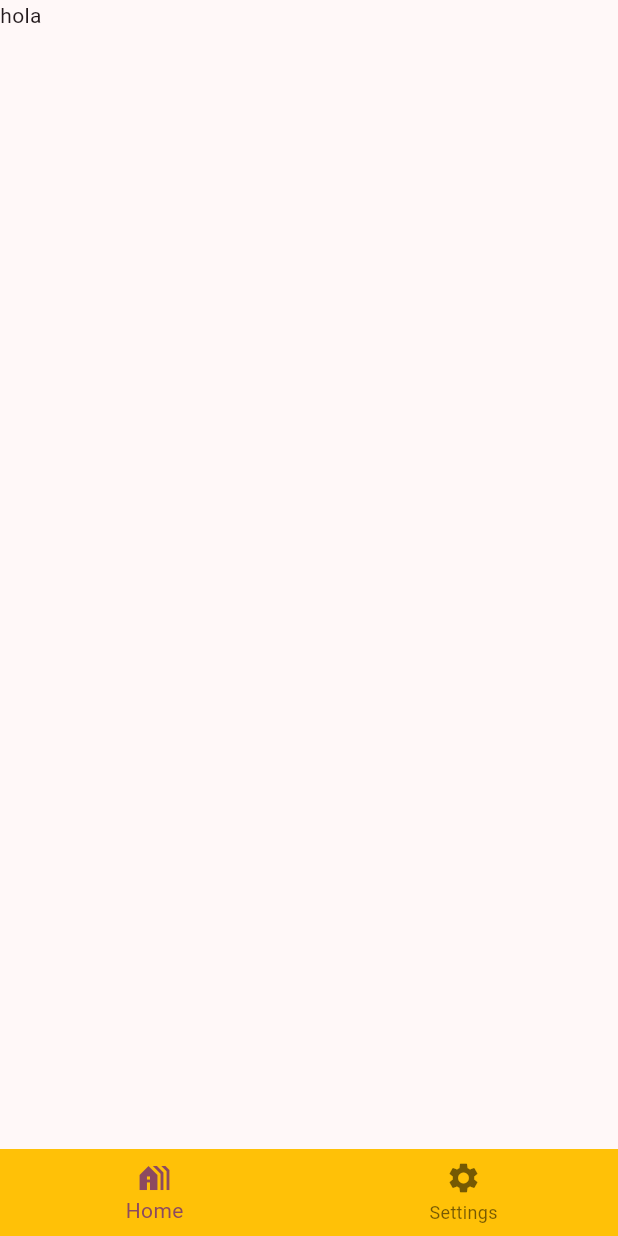
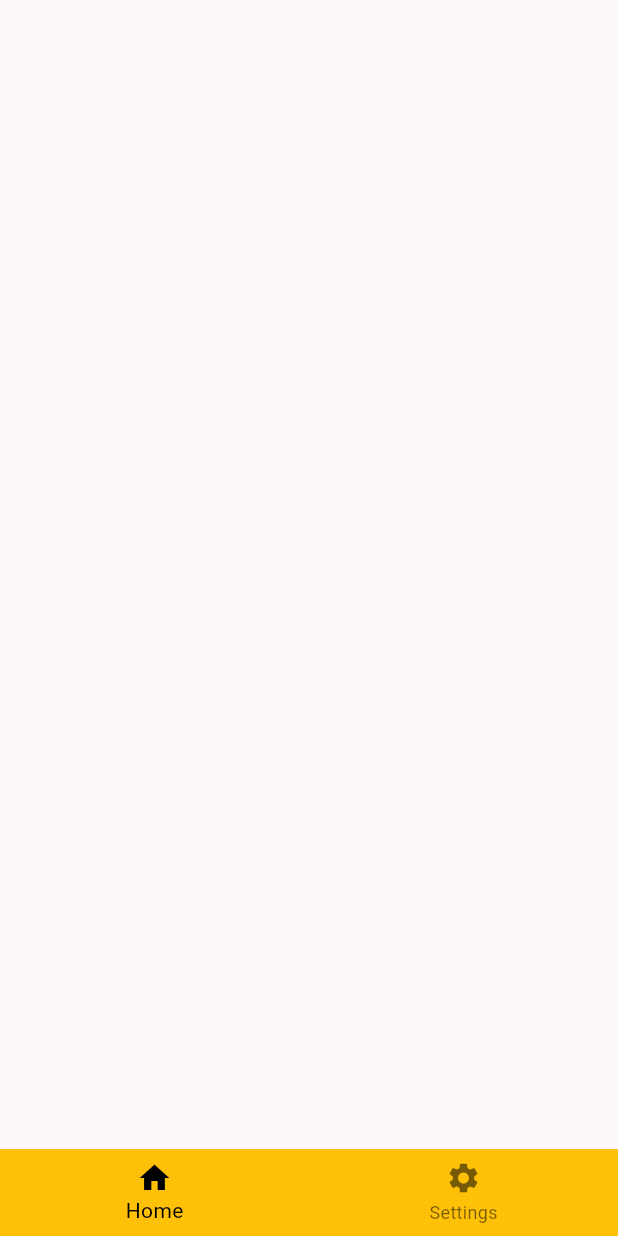
Before and after one commit to derlisrd/rudika, a Flutter app: the AuthScreen screen opened by its route, on a phone screen of 412 x 824 dp. Run offline on Flutter 3.47's test engine with Material 3 defaults, Android fonts, the phone set to English and light mode, and no system bars; our stand-ins replace google_fonts.

Commit message:
mejorando menu

```diff
--- a/lib/src/screens/auth/auth.screens.dart
+++ b/lib/src/screens/auth/auth.screens.dart
@@ -1,4 +1,5 @@
 import 'package:flutter/material.dart';
+import 'package:rudika/src/config/constants.dart';
 import 'package:rudika/src/screens/index.dart';
 
 class AuthScreen extends StatefulWidget {
@@ -24,10 +25,17 @@ class _AuthScreenState extends State<AuthScreen> {
             selectedIndex = value;
           });
         },
+        selectedItemColor: Constants.primaryColor,
+        unselectedItemColor: Colors.black54,
         backgroundColor: Colors.amber,
         items: const [
-          BottomNavigationBarItem(icon: Icon(Icons.home), label: 'Home',  activeIcon: Icon(Icons.holiday_village)),
-          BottomNavigationBarItem(icon: Icon(Icons.settings), label: 'Settings',activeIcon: Icon(Icons.settings)),
+          BottomNavigationBarItem(
+            icon: Icon(Icons.home_filled),
+            label: 'Home',
+            activeIcon: Icon(Icons.home)
+          ),
+          BottomNavigationBarItem(icon: Icon(Icons.settings),
+          label: 'Settings',activeIcon: Icon(Icons.settings)),
         ]
         ),
       body:
--- a/lib/src/screens/auth/home/home.screen.dart
+++ b/lib/src/screens/auth/home/home.screen.dart
@@ -27,12 +27,10 @@ class _HomeScreenState extends State<HomeScreen> {
   Widget build(BuildContext context) {
 
     String email =  Provider.of<AuthProvider>(context).user.email;
-    String token =  Provider.of<AuthProvider>(context).user.token;
-    int id =  Provider.of<AuthProvider>(context).user.id;
-    return const SafeArea(child:
+    return  SafeArea(child:
         Column(
           children: [
-            Text('hola')
+            Text(email)
           ],
         )
       );
```
